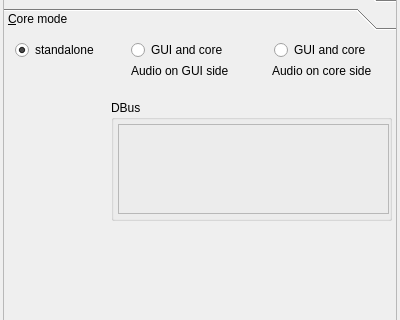
Old version of the form src/swiftlauncher/swiftlauncher.ui in the repository swift-project/pilotclient; both pictures show x 0 to 400 and y 86 to 406 of the 400 by 675 pixel window.
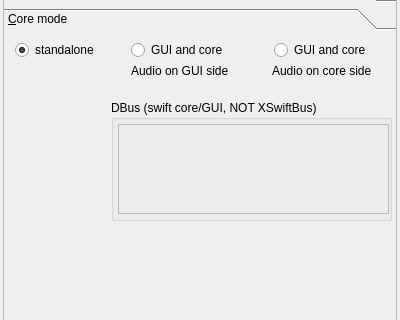
New version of the form. The open tabs and pages were chosen to show the change. Icons and pictures are not drawn. Custom widgets are drawn as their Qt base class.

Commit message: Do not show core button in standalone

```diff
--- a/src/swiftlauncher/swiftlauncher.ui
+++ b/src/swiftlauncher/swiftlauncher.ui
@@ -194,8 +194,8 @@
               <rect>
                <x>0</x>
                <y>0</y>
-               <width>371</width>
-               <height>298</height>
+               <width>392</width>
+               <height>309</height>
               </rect>
              </property>
              <attribute name="label">
@@ -297,7 +297,7 @@
               <item row="3" column="1" colspan="2">
                <widget class="QGroupBox" name="gb_DBusServer">
                 <property name="title">
-                 <string>DBus</string>
+                 <string>DBus (swift core/GUI, NOT XSwiftBus)</string>
                 </property>
                 <layout class="QVBoxLayout" name="vl_DBusGroupBox">
                  <property name="spacing">
```
Left out of the diff: 16 changed lines with no effect on the pictures. The commit also changes 1 other file.
